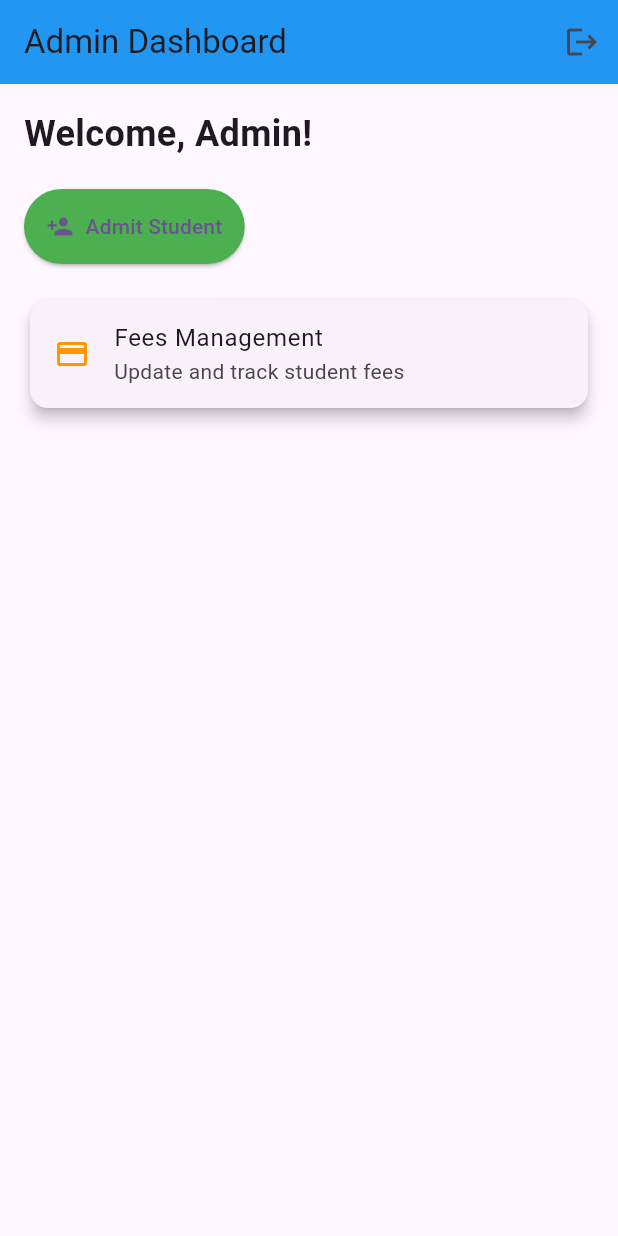
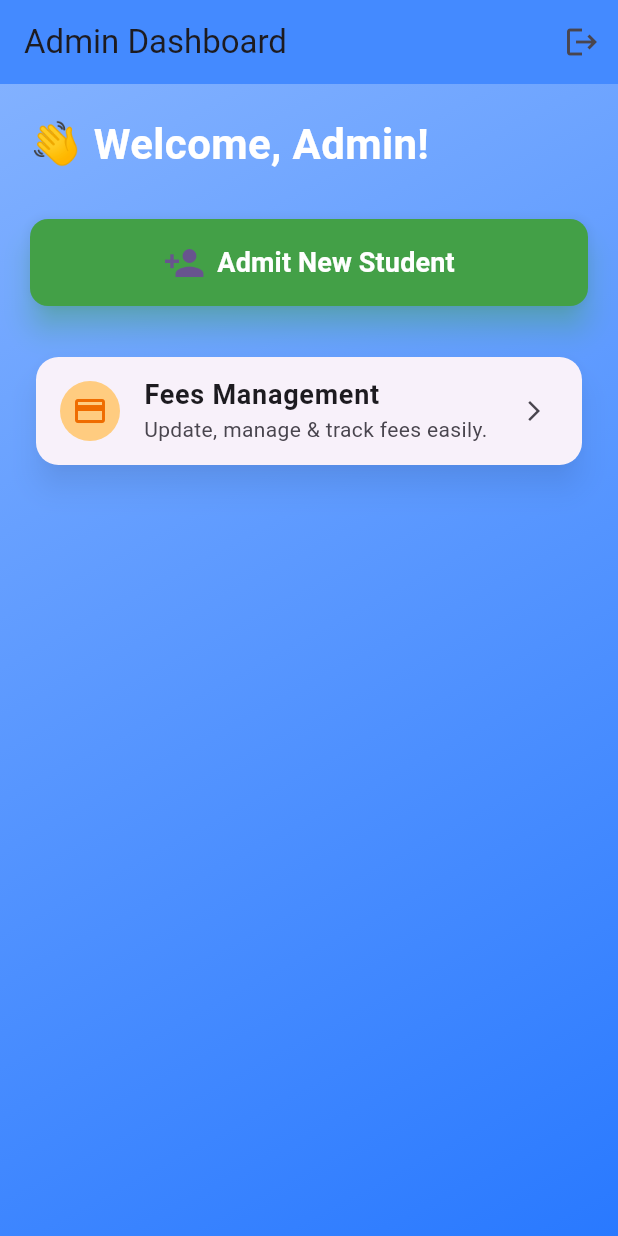
Before and after one commit to RDX463/erp_project, a Flutter app: the AdminDashboard screen opened directly, on a phone screen of 412 x 824 dp. Run offline on Flutter 3.47's test engine with Material 3 defaults, Android fonts, the phone set to English and light mode, and no system bars; our stand-ins replace file_picker, image_picker, shared_preferences; accounts and stored records are empty; Roboto replaces fonts that are missing (Arial).

Commit message:
updated visuals of admin dashboard

```diff
--- a/lib/admin/admin_dashboard.dart
+++ b/lib/admin/admin_dashboard.dart
@@ -1,6 +1,6 @@
 import 'package:flutter/material.dart';
-import 'admin_admission_page.dart';  // Import Student Admission Page
-import 'fees_page.dart';  // Import Fees Management Page
+import 'admin_admission_page.dart';
+import 'fees_page.dart';
 
 class AdminDashboard extends StatefulWidget {
   @override
@@ -13,61 +13,99 @@ class _AdminDashboardState extends State<AdminDashboard> {
     return Scaffold(
       appBar: AppBar(
         title: Text("Admin Dashboard"),
-        backgroundColor: Colors.blue,
+        backgroundColor: Colors.blueAccent,
+        elevation: 0,
         actions: [
           IconButton(
             icon: Icon(Icons.logout),
             onPressed: () {
-              // TODO: Implement Logout Functionality
+              // TODO: Implement Logout functionality
               Navigator.pop(context);
             },
-          )
+          ),
         ],
       ),
-      body: Padding(
-        padding: const EdgeInsets.all(16.0),
+      body: Container(
+        decoration: BoxDecoration(
+          gradient: LinearGradient(
+            colors: [Colors.blueAccent.shade100, Colors.blueAccent.shade400],
+            begin: Alignment.topLeft,
+            end: Alignment.bottomRight,
+          ),
+        ),
+        padding: EdgeInsets.all(20),
         child: Column(
           crossAxisAlignment: CrossAxisAlignment.start,
           children: [
             Text(
-              "Welcome, Admin!",
-              style: TextStyle(fontSize: 24, fontWeight: FontWeight.bold),
+              "👋 Welcome, Admin!",
+              style: TextStyle(
+                fontSize: 28,
+                fontWeight: FontWeight.bold,
+                color: Colors.white,
               ),
-            SizedBox(height: 20),
+            ),
+            SizedBox(height: 30),
 
-            // 📌 Admit Student Button
-            ElevatedButton.icon(
-              icon: Icon(Icons.person_add),
-              label: Text("Admit Student"),
+            // Admit Student Button
+            Center(
+              child: SizedBox(
+                width: double.infinity,
+                child: ElevatedButton.icon(
+                  icon: Icon(Icons.person_add, size: 28),
+                  label: Text(
+                    "Admit New Student",
+                    style: TextStyle(fontSize: 18, fontWeight: FontWeight.bold ,color:Colors.white),
+                  ),
+                  style: ElevatedButton.styleFrom(
+                    backgroundColor: Colors.green.shade600,
+                    padding: EdgeInsets.symmetric(vertical: 15),
+                    shape: RoundedRectangleBorder(
+                      borderRadius: BorderRadius.circular(12),
+                    ),
+                    elevation: 8,
+                    shadowColor: Colors.greenAccent,
+                  ),
                   onPressed: () {
-                // Navigate to Student Admission Page
                     Navigator.push(
                       context,
                       MaterialPageRoute(builder: (context) => AdminAdmissionPage()),
                     );
                   },
-              style: ElevatedButton.styleFrom(
-                padding: EdgeInsets.all(15),
-                backgroundColor: Colors.green,
                 ),
               ),
-            SizedBox(height: 20),
+            ),
 
-            // 📌 Fees Management Section
+            SizedBox(height: 30),
+
+            // Fees Management Card
             Card(
-  elevation: 4,
+              shape: RoundedRectangleBorder(
+                borderRadius: BorderRadius.circular(15),
+              ),
+              elevation: 8,
+              shadowColor: Colors.black38,
               child: ListTile(
-    leading: Icon(Icons.payment, color: Colors.orange),
-    title: Text("Fees Management"),
-    subtitle: Text("Update and track student fees"),
+                leading: CircleAvatar(
+                  backgroundColor: Colors.orange.shade200,
+                  child: Icon(Icons.payment, color: Colors.orange.shade800),
+                ),
+                title: Text(
+                  "Fees Management",
+                  style: TextStyle(fontWeight: FontWeight.bold, fontSize: 18),
+                ),
+                subtitle: Text("Update, manage & track fees easily."),
+                trailing: Icon(Icons.arrow_forward_ios, size: 16),
                 onTap: () {
                   ScaffoldMessenger.of(context).showSnackBar(
-        SnackBar(content: Text("Go to Admission Page first!"))
+                    SnackBar(
+                      content: Text("Please go to Admission Page first!"),
+                      behavior: SnackBarBehavior.floating,
+                    ),
                   );
                 },
               ),
             ),
-
           ],
         ),
       ),
```
Lines whose indentation alone changed are shown as unchanged.
